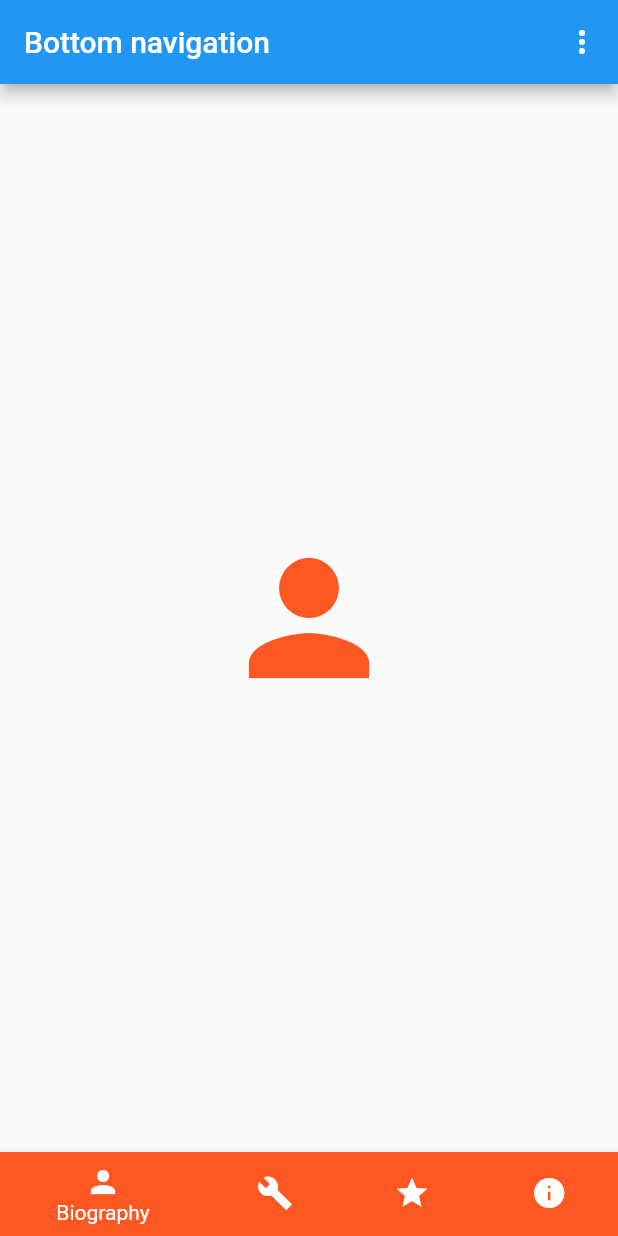
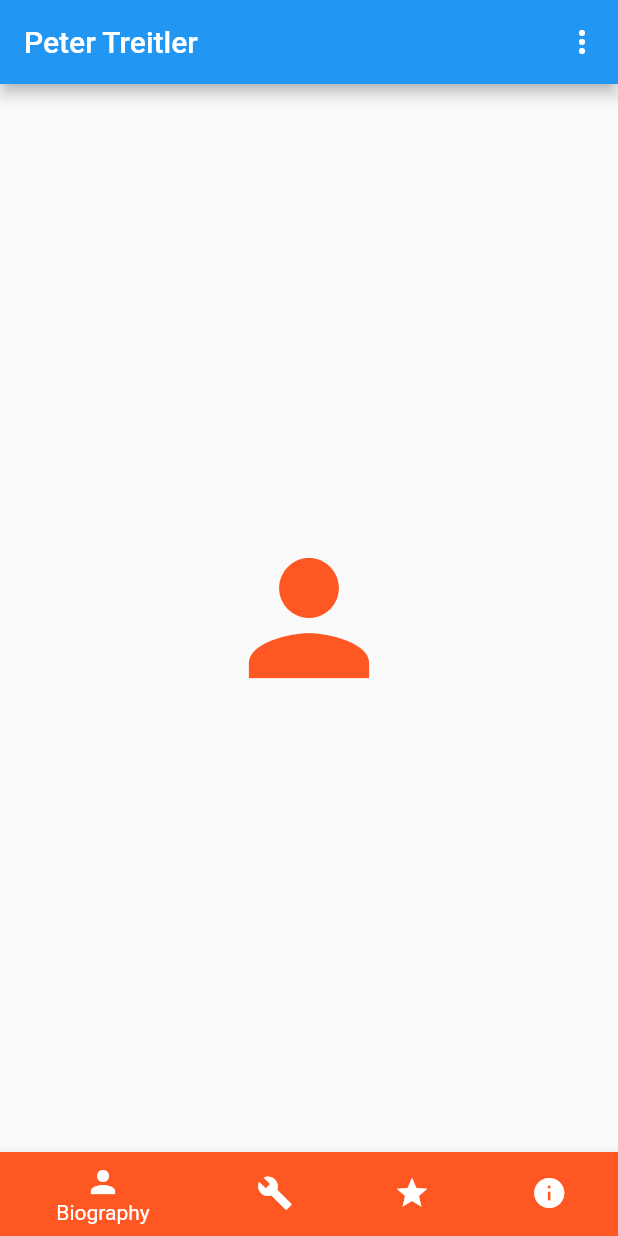
Before and after one commit to ptreitler/cv_app, a Flutter app: the screen it shows after launch, on a phone screen of 412 x 824 dp. Run offline on Flutter 3.47's test engine with Material 2 defaults, Android fonts, the phone set to English and light mode, and no system bars.

Commit message:
Change title

```diff
--- a/lib/main.dart
+++ b/lib/main.dart
@@ -217,7 +217,7 @@ class _BottomNavigationDemoState extends State<Main>
 
     return Scaffold(
       appBar: AppBar(
-        title: const Text('Bottom navigation'),
+        title: const Text('Peter Treitler'),
         actions: <Widget>[
           PopupMenuButton<BottomNavigationBarType>(
             onSelected: (BottomNavigationBarType value) {
```
